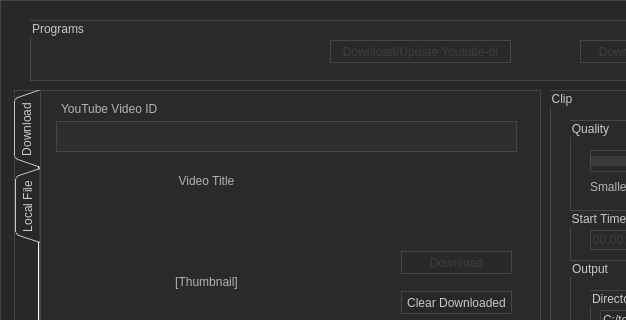
The window that Download_and_Clip.ui (Chrscool8/ClipEZ-aka-Download-and-Clip) describes before a commit, drawn with Qt 5; both pictures show x 0 to 626 and y 0 to 320 of the 1371 by 715 pixel window.
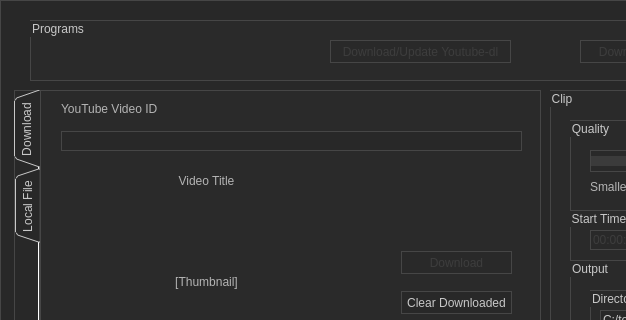
The same window after the commit.

Commit message: enter to download

What changed in the file:
```diff
--- a/Download_and_Clip.ui
+++ b/Download_and_Clip.ui
@@ -757,25 +757,6 @@
         <string>YouTube Video ID</string>
        </property>
       </widget>
-      <widget class="QPlainTextEdit" name="textedit_videoid">
-       <property name="enabled">
-        <bool>false</bool>
-       </property>
-       <property name="geometry">
-        <rect>
-         <x>25</x>
-         <y>40</y>
-         <width>461</width>
-         <height>31</height>
-        </rect>
-       </property>
-       <property name="inputMethodHints">
-        <set>Qt::ImhNone</set>
-       </property>
-       <property name="placeholderText">
-        <string/>
-       </property>
-      </widget>
       <widget class="QPushButton" name="button_download">
        <property name="enabled">
         <bool>false</bool>
@@ -846,6 +827,16 @@
         <set>Qt::AlignCenter</set>
        </property>
       </widget>
+      <widget class="QLineEdit" name="lineedit_videoid">
+       <property name="geometry">
+        <rect>
+         <x>30</x>
+         <y>50</y>
+         <width>461</width>
+         <height>20</height>
+        </rect>
+       </property>
+      </widget>
      </widget>
     </widget>
     <widget class="QWidget" name="tab_2">
```
The commit also changes 6 other files.
